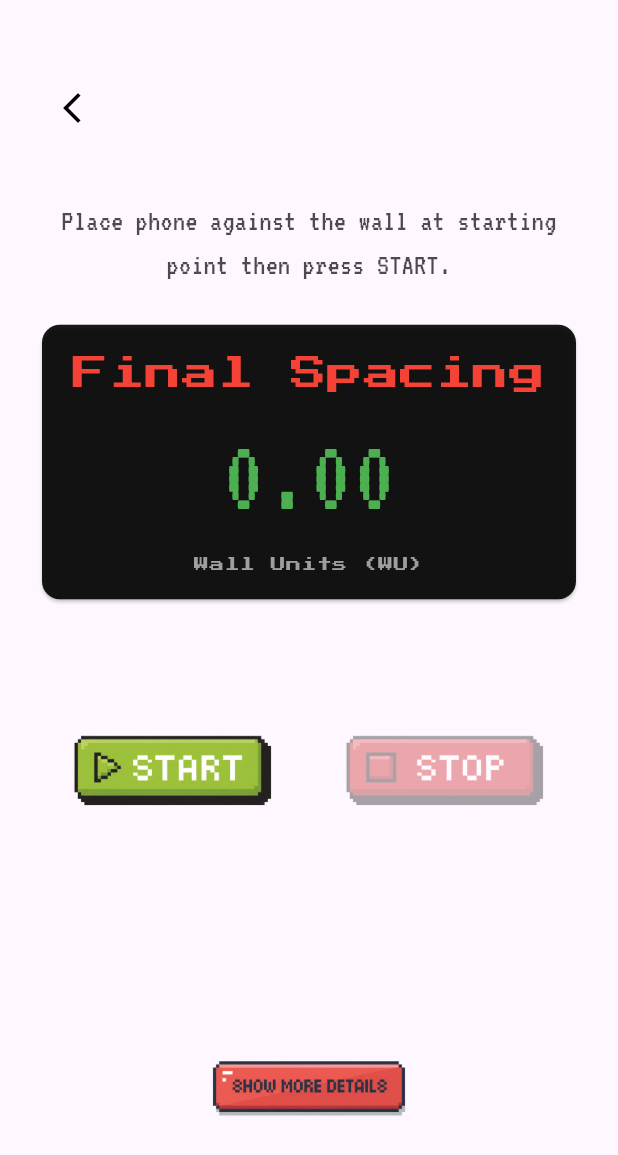
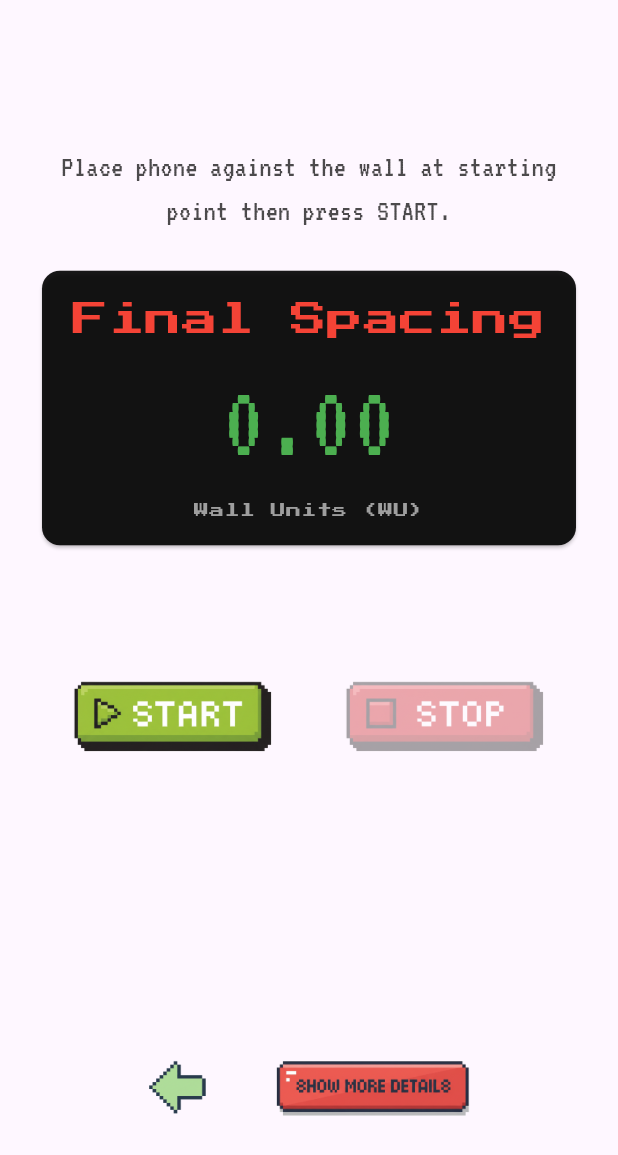
Before and after one commit to camsim99/wall_planar, a Flutter app: the MeasureView screen opened directly with empty values, on a phone screen of 412 x 824 dp. Shown: the top 1155 px of the screen. Run offline on Flutter 3.47's test engine with Material 3 defaults, Android fonts, the phone set to English and light mode, and no system bars; our stand-ins replace google_fonts; missing offline and left inert: jni; statements that could not run were skipped.

Commit message:
get back button how I want

```diff
--- a/lib/measure_view.dart
+++ b/lib/measure_view.dart
@@ -96,19 +96,6 @@ class _MeasureViewState extends State<MeasureView> {
               crossAxisAlignment: CrossAxisAlignment.stretch,
               children: [
                 // --- Back Button ---
-                Align(
-                  alignment: Alignment.topLeft,
-                  child: Padding(
-                    padding: const EdgeInsets.only(top: 24.0),
-                    child: IconButton(
-                      icon: const Icon(
-                        Icons.arrow_back_ios_new,
-                        color: Colors.black,
-                      ),
-                      onPressed: widget.onGoHome,
-                    ),
-                  ),
-                ),
                 Expanded(
                   child: Center(
                     child: SingleChildScrollView(
@@ -229,8 +216,19 @@ class _MeasureViewState extends State<MeasureView> {
                   ),
                 ),
                 // --- Show More Details Button ---
-                Center(
-                  child: Visibility(
+                // Center(
+                Row(
+                  mainAxisAlignment: MainAxisAlignment.center,
+                  children: [
+                    // --- Back Button ---
+                    GestureDetector(
+                      onTap: widget.onGoHome,
+                      child: Image.asset('assets/back.png', width: 60),
+                    ),
+
+                    SizedBox(width: 25),
+
+                    Visibility(
                       visible: !_isBottomSheetOpen,
                       maintainState: true,
                       maintainAnimation: true,
@@ -251,7 +249,8 @@ class _MeasureViewState extends State<MeasureView> {
                                     distanceStream: _distanceStreamController
                                         .stream, // Use the broadcast stream
                                     isMeasuring: _isMeasuring,
-                                  initialDistance: _initialDistanceAccumulation,
+                                    initialDistance:
+                                        _initialDistanceAccumulation,
                                   ),
                                 ],
                               );
@@ -266,6 +265,7 @@ class _MeasureViewState extends State<MeasureView> {
                         ),
                       ),
                     ),
+                  ],
                 ),
               ],
             );
--- a/pubspec.yaml
+++ b/pubspec.yaml
@@ -68,6 +68,7 @@ flutter:
       - assets/start.png
       - assets/stop.png
       - assets/wall_planar.png
+      - assets/back.png
   #   - images/a_dot_burr.jpeg
   #   - images/a_dot_ham.jpeg
 
```
Also changed, not shown: lib/level_view.dart (+18 -17 lines), assets/back.png (added). Lines whose indentation alone changed are shown as unchanged.
